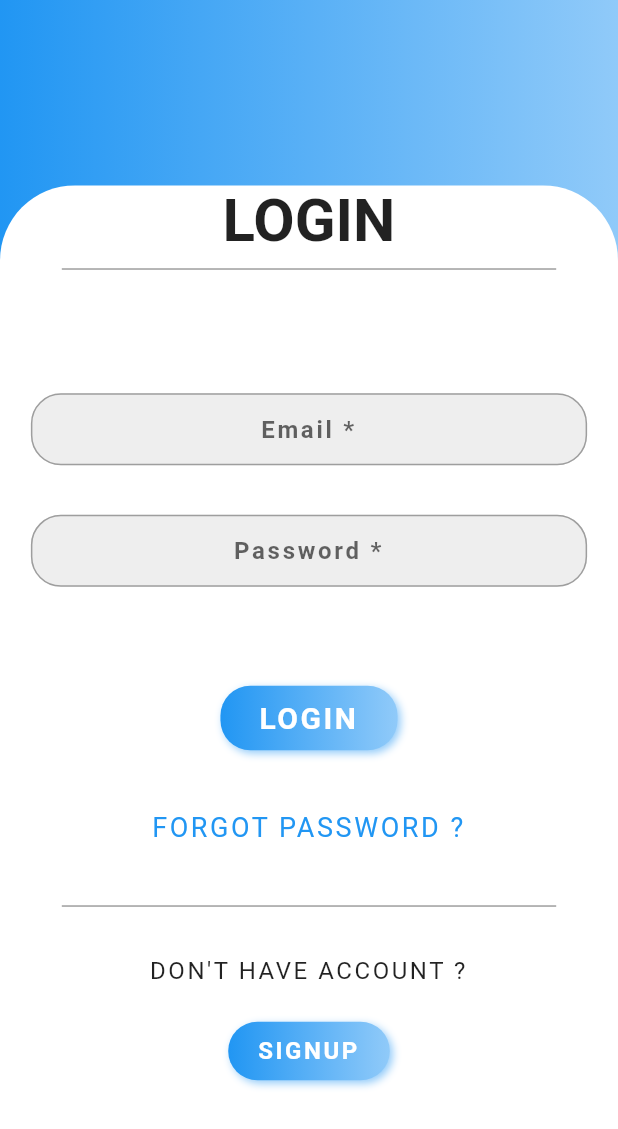
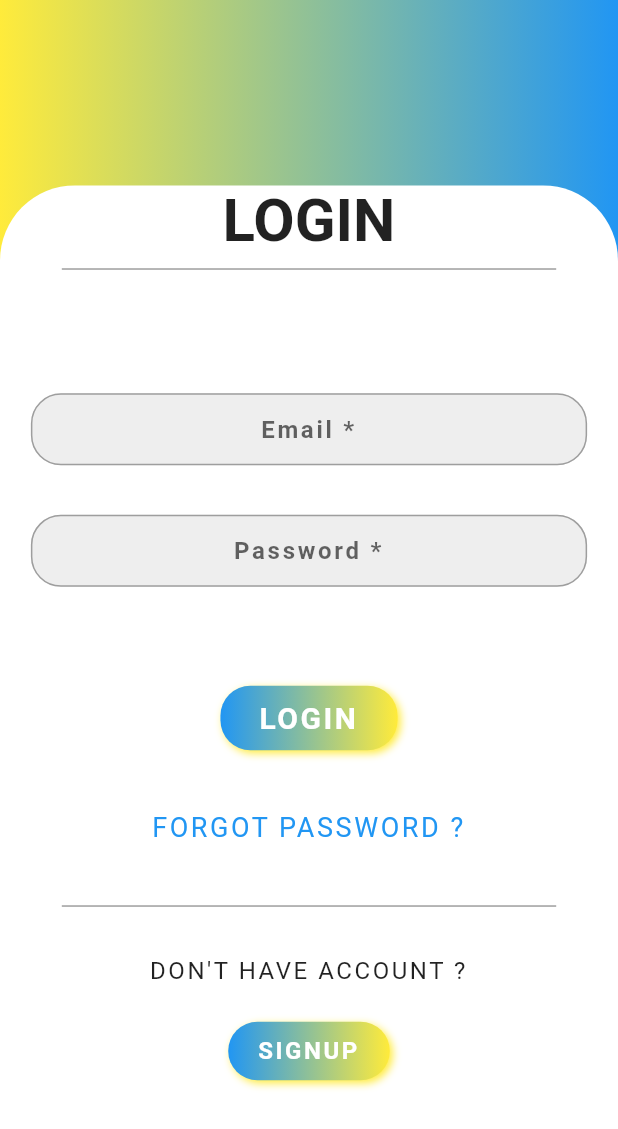
Before and after one commit to Blackscure/Dzuka, a Flutter app: the Login screen opened directly, on a phone screen of 412 x 824 dp. Shown: the top 1129 px of the screen. Run offline on Flutter 3.47's test engine with Material 2 defaults, Android fonts, the phone set to English and light mode, and no system bars.

Commit message:
colors set to yellow

```diff
--- a/lib/screens/Login.dart
+++ b/lib/screens/Login.dart
@@ -1,4 +1,4 @@
-import 'package:authui/ForgotPassword.dart';
+import 'package:dzuka/screens/ForgotPassword.dart';
 import 'package:flutter/material.dart';
 import 'Signup.dart';
 
@@ -15,7 +15,7 @@ class _LoginState extends State<Login> {
     return Container(
       decoration: BoxDecoration(
           gradient:
-              new LinearGradient(colors: [Colors.blue, Colors.blue[200]])),
+              new LinearGradient(colors: [Colors.yellow, Colors.blue])),
       child: Scaffold(
         backgroundColor: Colors.transparent,
         body: Stack(
@@ -120,12 +120,12 @@ class _LoginState extends State<Login> {
                           EdgeInsets.symmetric(horizontal: 26, vertical: 10),
                       decoration: BoxDecoration(
                           gradient: new LinearGradient(
-                              colors: [Colors.blue, Colors.blue[200]]),
+                              colors: [Colors.blue, Colors.yellow]),
                           borderRadius: BorderRadius.circular(20),
                           boxShadow: [
                             BoxShadow(
                                 blurRadius: 4,
-                                color: Colors.blue[200],
+                                color: Colors.yellow,
                                 offset: Offset(2, 2))
                           ]),
                       child: Text(
@@ -195,12 +195,12 @@ class _LoginState extends State<Login> {
                             EdgeInsets.symmetric(horizontal: 20, vertical: 10),
                         decoration: BoxDecoration(
                             gradient: new LinearGradient(
-                                colors: [Colors.blue, Colors.blue[200]]),
+                                colors: [Colors.blue, Colors.yellow]),
                             borderRadius: BorderRadius.circular(20),
                             boxShadow: [
                               BoxShadow(
                                   blurRadius: 4,
-                                  color: Colors.blue[200],
+                                  color: Colors.yellow,
                                   offset: Offset(2, 2))
                             ]),
                         child: Text(
```
